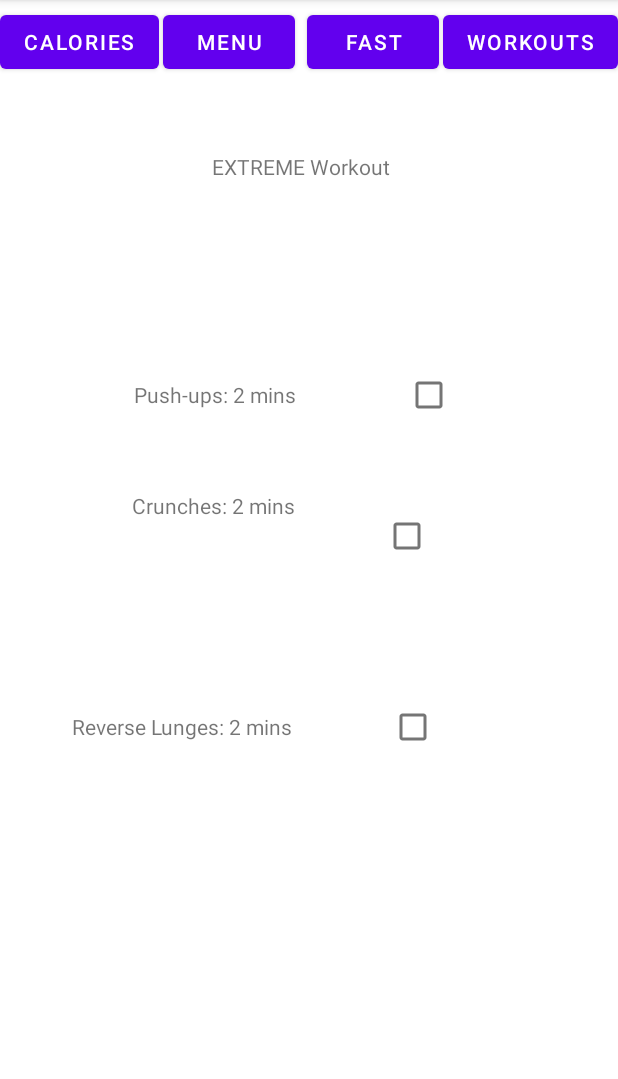
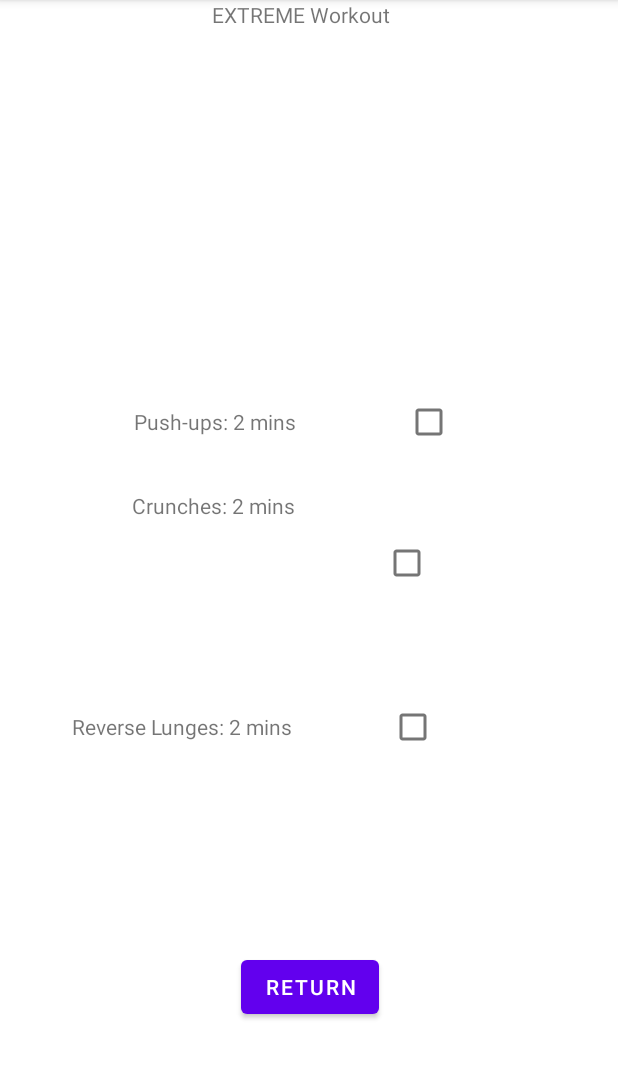
Before and after one commit to Leo-Thompson/LifeStyle-App, an Android app: the ExtremeWorkOut screen opened directly, with no data from a screen before it, on a phone screen of 412 x 824 dp, the part 84-1163 px from its top. Run offline under Robolectric (Android 15) with nearby library versions, the phone set to English and light mode, and no system bars.

Commit message:
Swapped menu buttons for single return button on individual workouts

```diff
--- a/app/src/main/java/com/example/lifestyleapp/ExtremeWorkOut.kt
+++ b/app/src/main/java/com/example/lifestyleapp/ExtremeWorkOut.kt
@@ -1,11 +1,18 @@
 package com.example.lifestyleapp
 
+import android.content.Intent
 import androidx.appcompat.app.AppCompatActivity
 import android.os.Bundle
+import android.widget.Button
 
 class ExtremeWorkOut : AppCompatActivity() {
     override fun onCreate(savedInstanceState: Bundle?) {
         super.onCreate(savedInstanceState)
         setContentView(R.layout.activity_extreme_wor_out)
+        val button: Button = findViewById(R.id.RtnBtn2)
+        button.setOnClickListener {
+            val intent = Intent(this@ExtremeWorkOut, WorkOutPage::class.java)
+            startActivity(intent)
+        }
     }
 }
--- a/app/src/main/res/layout/activity_extreme_wor_out.xml
+++ b/app/src/main/res/layout/activity_extreme_wor_out.xml
@@ -11,56 +11,14 @@
         android:layout_height="match_parent"
         tools:context=".EasyWorkOut">
 
-        <Button
-            android:id="@+id/button11"
-            android:layout_width="wrap_content"
-            android:layout_height="wrap_content"
-            android:text="Calories"
-            app:layout_constraintBaseline_toBaselineOf="@+id/button2"
-            app:layout_constraintEnd_toStartOf="@+id/button2"
-            app:layout_constraintHorizontal_chainStyle="spread_inside"
-            app:layout_constraintStart_toStartOf="parent" />
-
-        <Button
-            android:id="@+id/button2"
-            android:layout_width="wrap_content"
-            android:layout_height="wrap_content"
-            android:layout_marginTop="4dp"
-            android:layout_marginEnd="6dp"
-            android:text="Menu"
-            app:layout_constraintEnd_toStartOf="@+id/button10"
-            app:layout_constraintStart_toEndOf="@+id/button11"
-            app:layout_constraintTop_toTopOf="parent" />
-
-        <Button
-            android:id="@+id/button9"
-            android:layout_width="wrap_content"
-            android:layout_height="wrap_content"
-            android:layout_marginTop="4dp"
-            android:text="WorkOuts"
-            app:layout_constraintEnd_toEndOf="parent"
-            app:layout_constraintStart_toEndOf="@+id/button10"
-            app:layout_constraintTop_toTopOf="parent" />
-
-        <Button
-            android:id="@+id/button10"
-            android:layout_width="wrap_content"
-            android:layout_height="wrap_content"
-            android:layout_marginTop="4dp"
-            android:text="Fast"
-            app:layout_constraintEnd_toStartOf="@+id/button9"
-            app:layout_constraintStart_toEndOf="@+id/button2"
-            app:layout_constraintTop_toTopOf="parent" />
-
         <TextView
             android:id="@+id/textView2"
             android:layout_width="129dp"
             android:layout_height="25dp"
-            android:layout_marginTop="97dp"
             android:text="EXTREME Workout"
             app:layout_constraintEnd_toEndOf="parent"
             app:layout_constraintStart_toStartOf="parent"
-            app:layout_constraintTop_toTopOf="@+id/button2" />
+            tools:layout_editor_absoluteY="101dp" />
 
         <TextView
             android:id="@+id/textView3"
@@ -97,13 +55,11 @@
             android:id="@+id/checkBox"
             android:layout_width="0dp"
             android:layout_height="72dp"
-            android:layout_marginTop="157dp"
             android:layout_marginEnd="81dp"
             android:layout_marginBottom="157dp"
             app:layout_constraintBottom_toTopOf="@+id/textView5"
             app:layout_constraintEnd_toEndOf="parent"
-            app:layout_constraintStart_toEndOf="@+id/textView3"
-            app:layout_constraintTop_toBottomOf="@+id/button9" />
+            app:layout_constraintStart_toEndOf="@+id/textView3" />
 
         <CheckBox
             android:id="@+id/checkBox2"
@@ -122,5 +78,17 @@
             app:layout_constraintBaseline_toBaselineOf="@+id/textView5"
             app:layout_constraintStart_toStartOf="@+id/checkBox2" />
 
+        <Button
+            android:id="@+id/RtnBtn2"
+            android:layout_width="wrap_content"
+            android:layout_height="wrap_content"
+            android:layout_marginStart="159dp"
+            android:layout_marginEnd="158dp"
+            android:layout_marginBottom="86dp"
+            android:text="Return"
+            app:layout_constraintBottom_toBottomOf="parent"
+            app:layout_constraintEnd_toEndOf="parent"
+            app:layout_constraintStart_toStartOf="parent" />
+
     </androidx.constraintlayout.widget.ConstraintLayout>
 </androidx.constraintlayout.widget.ConstraintLayout>
```
Also changed, not shown: app/src/main/java/com/example/lifestyleapp/EasyWorkOut.kt (+7 -0 lines), app/src/main/java/com/example/lifestyleapp/InterWorkOut.kt (+7 -0 lines), app/src/main/res/layout/activity_easy_work_out.xml (+17 -44 lines), app/src/main/res/layout/activity_inter_work_out.xml (+10 -46 lines).
